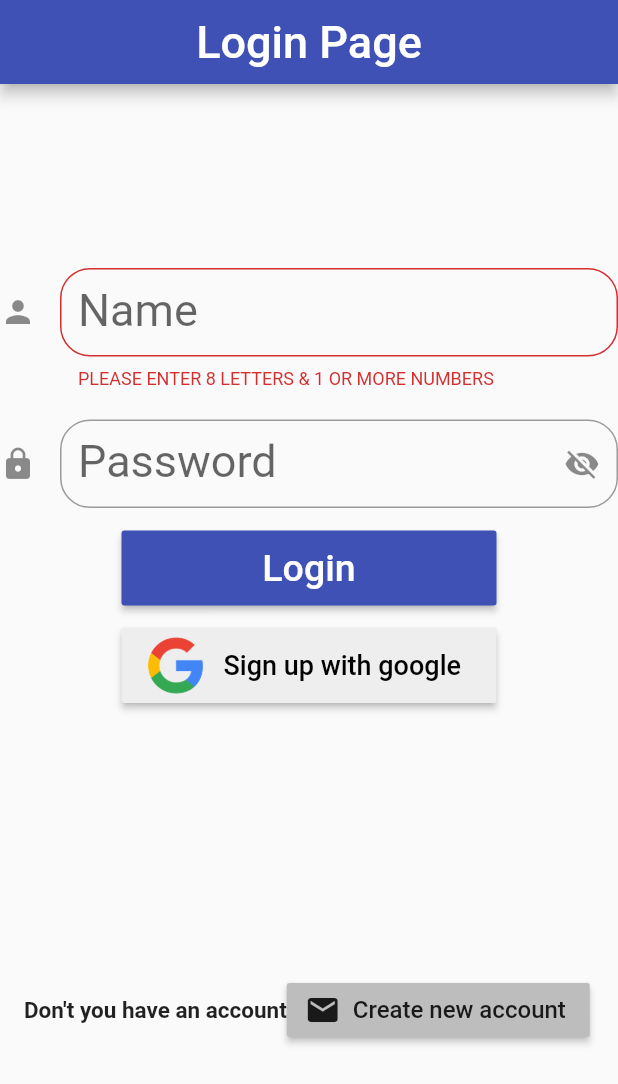
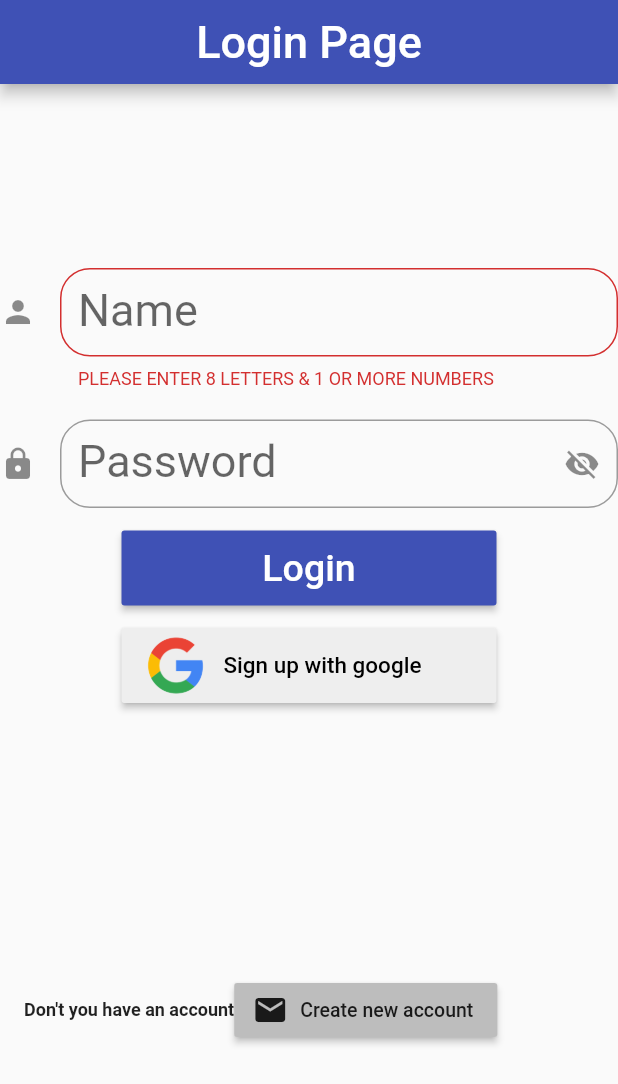
Before and after one commit to OussamaAalailiev/Login_Finance_Flutter, a Flutter app: the screen it shows after launch, on a phone screen of 412 x 824 dp. Shown: the top 1084 px of the screen. Run offline on Flutter 3.47's test engine with Material 2 defaults, Android fonts, the phone set to English and light mode, and no system bars; our stand-ins replace form_field_validator.

```diff
--- a/lib/login/login_page.dart
+++ b/lib/login/login_page.dart
@@ -153,7 +153,7 @@ class _LoginPageState extends State<LoginPage> {
                       SizedBox(width: 12),
                       Text(
                       'Sign up with google',
-                      style: TextStyle(fontSize: 18, color: Colors.black),),
+                      style: TextStyle(fontSize: 15, color: Colors.black),),
                 ],
                ),
               ),
@@ -169,12 +169,12 @@ class _LoginPageState extends State<LoginPage> {
                       Text(
                         'Don\'t you have an account' ,
                         style: TextStyle(
-                                    fontSize: 15,
+                                    fontSize: 12,
                                     fontWeight: FontWeight.bold),),
                       RaisedButton.icon(
                           onPressed: (){Navigator.pushNamed(context, '/signUp');},
                           icon: Icon(Icons.email),
-                          label: Text('Create new account', style: TextStyle(fontSize: 16),),
+                          label: Text('Create new account', style: TextStyle(fontSize: 13),),
                           color: Colors.grey[400],
                       )
                     ],
```
Also changed, not shown: lib/home/home_page.dart (+13 -13 lines), lib/profile/signup_to_profile.dart (+15 -4 lines).
